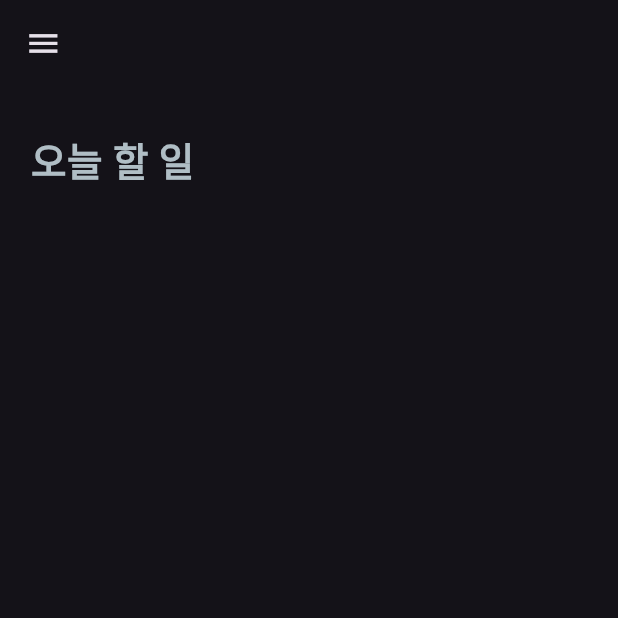
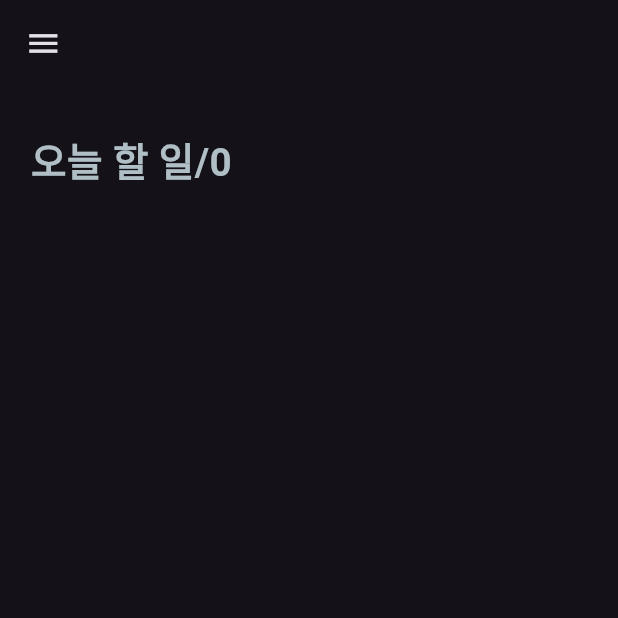
Before and after one commit to tnsgud/just-todo-flutter, a Flutter app: the screen it shows after launch, on a phone screen of 412 x 824 dp, the top half of it. Run offline on Flutter 3.47's test engine with Material 2 defaults, Android fonts, the phone set to English and light mode, and no system bars; our stand-ins replace google_fonts, responsive_framework; missing offline and left inert: desktop_window.

Commit message:
모든 화면에 하 일이 추가됨

```diff
--- a/lib/components/default_todo_screen.dart
+++ b/lib/components/default_todo_screen.dart
@@ -1,3 +1,5 @@
+import 'dart:developer';
+
 import 'package:flutter/material.dart';
 import 'package:google_fonts/google_fonts.dart';
 import 'package:just_todo/components/icon_text_field.dart';
@@ -30,7 +32,7 @@ class _DefaultTodoScreenState extends State<DefaultTodoScreen> {
         crossAxisAlignment: CrossAxisAlignment.start,
         children: [
           Text(
-            widget.title,
+            '${widget.title}/${_todoList.length}',
             textAlign: TextAlign.left,
             style: GoogleFonts.gothicA1(
               color: widget.primaryColor,
@@ -77,6 +79,8 @@ class _DefaultTodoScreenState extends State<DefaultTodoScreen> {
 
               _controller.clear();
 
+              log('hello');
+
               setState(() {
                 _todoList.add(Todo(content: content));
               });
--- a/lib/models/drawer_item_data.dart
+++ b/lib/models/drawer_item_data.dart
@@ -1,13 +1,16 @@
 import 'package:flutter/material.dart';
+import 'package:just_todo/components/default_todo_screen.dart';
 
 class DrawerItemData {
   late IconData iconData;
   late Color color;
   late String title;
+  DefaultTodoScreen? screen;
 
   DrawerItemData({
     required this.iconData,
     required this.color,
     required this.title,
+    this.screen,
   });
 }
--- a/lib/screens/home.dart
+++ b/lib/screens/home.dart
@@ -1,3 +1,5 @@
+import 'dart:developer';
+
 import 'package:flutter/material.dart';
 import 'package:just_todo/components/default_todo_screen.dart';
 import 'package:just_todo/components/icon_text_field.dart';
@@ -13,8 +15,7 @@ class Home extends StatefulWidget {
 }
 
 class _HomeState extends State<Home> {
-  late int _currentIndex;
-  late List<DefaultTodoScreen> _screens;
+  late DefaultTodoScreen _screen;
   late List<DrawerItemData> _drawerItemList;
   late List<DrawerItemData> _customDrawerItemList;
   final _scaffoldKey = GlobalKey<ScaffoldState>();
@@ -22,7 +23,6 @@ class _HomeState extends State<Home> {
   @override
   void initState() {
     super.initState();
-    _currentIndex = 0;
     _drawerItemList = [
       DrawerItemData(
         iconData: Icons.sunny,
@@ -55,17 +55,15 @@ class _HomeState extends State<Home> {
         title: '작업',
       )
     ];
+
+    for (var data in _drawerItemList) {
+      data.screen =
+          DefaultTodoScreen(primaryColor: data.color, title: data.title);
+    }
     _customDrawerItemList = [];
-    _screens = [
-      ..._drawerItemList
-          .map(
-            (e) => DefaultTodoScreen(
-              primaryColor: e.color,
-              title: e.title,
-            ),
-          )
-          .toList(),
-    ];
+
+    _screen = _drawerItemList[0].screen ??
+        const DefaultTodoScreen(primaryColor: Colors.red, title: '빈 페이지');
   }
 
   Widget drawerFolderItem({required DrawerFolderData data}) {
@@ -79,7 +77,7 @@ class _HomeState extends State<Home> {
           data.title.replaceAll('', '\u{200B}'),
           style: const TextStyle(overflow: TextOverflow.ellipsis),
         ),
-        children: data.list.map((e) => drawerItem(data: e, index: 0)).toList(),
+        children: data.list.map((e) => drawerItem(data: e)).toList(),
       ),
       onAccept: (sentData) {
         data.list.add(sentData);
@@ -88,21 +86,27 @@ class _HomeState extends State<Home> {
           _customDrawerItemList.remove(sentData);
         });
       },
+      onLeave: (leaveData) {
+        data.list.remove(leaveData);
+      },
     );
   }
 
-  Widget drawerItem({required DrawerItemData data, required int index}) {
+  Widget drawerItem({
+    required DrawerItemData data,
+  }) {
     return Draggable<DrawerItemData>(
       data: data,
       feedback: Container(),
       child: ListTile(
         onTap: () {
-          setState(() {
-            _currentIndex = index;
-          });
           if (_scaffoldKey.currentState!.isDrawerOpen) {
             _scaffoldKey.currentState!.closeDrawer();
           }
+
+          setState(() {
+            _screen = data.screen!;
+          });
         },
         leading: Icon(
           data.iconData,
@@ -141,10 +145,7 @@ class _HomeState extends State<Home> {
               onEditingComplete: () {},
             ),
             ..._drawerItemList.map(
-              (e) => drawerItem(
-                data: e,
-                index: _drawerItemList.indexOf(e),
-              ),
+              (e) => drawerItem(data: e),
             ),
             const Divider(
               color: Colors.white,
@@ -153,10 +154,7 @@ class _HomeState extends State<Home> {
             ..._customDrawerItemList.map(
               (e) => e is DrawerFolderData
                   ? drawerFolderItem(data: e)
-                  : drawerItem(
-                      data: e,
-                      index: _customDrawerItemList.indexOf(e),
-                    ),
+                  : drawerItem(data: e),
             )
           ],
         ),
@@ -171,19 +169,21 @@ class _HomeState extends State<Home> {
                 var count = _customDrawerItemList
                     .where((element) => element.title.contains(title))
                     .length;
+
+                title = '$title${count == 0 ? "" : " $count"}';
+                var screen = DefaultTodoScreen(
+                  primaryColor: Colors.teal,
+                  title: title,
+                );
                 var item = DrawerItemData(
                   iconData: Icons.list,
                   color: Colors.teal,
-                  title: '$title${count == 0 ? "" : " $count"}',
-                );
-                var screen = DefaultTodoScreen(
-                  primaryColor: item.color,
-                  title: item.title,
+                  title: title,
+                  screen: screen,
                 );
 
                 setState(() {
                   _customDrawerItemList.add(item);
-                  _screens.add(screen);
                 });
               },
               icon: const Icon(Icons.add),
@@ -216,6 +216,7 @@ class _HomeState extends State<Home> {
 
   @override
   Widget build(BuildContext context) {
+    log('build');
     return Scaffold(
       key: _scaffoldKey,
       appBar: Responsive.isDesktop(context) ? null : AppBar(),
@@ -236,7 +237,7 @@ class _HomeState extends State<Home> {
               ),
             Expanded(
               flex: 5,
-              child: _screens[_currentIndex],
+              child: _screen,
             )
           ],
         ),
```
